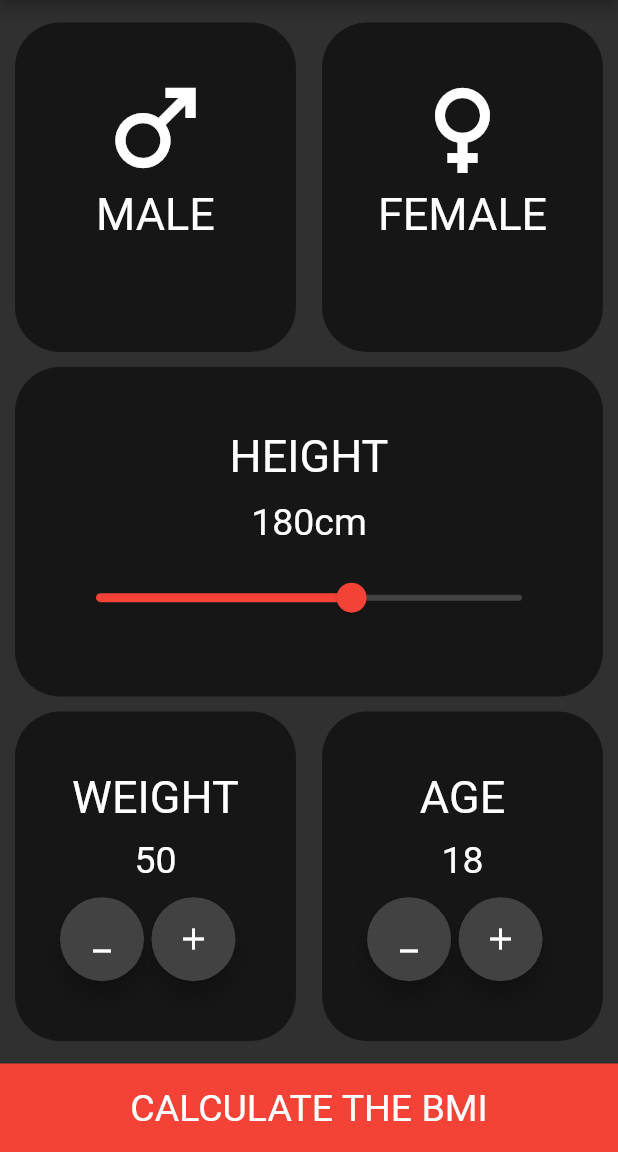
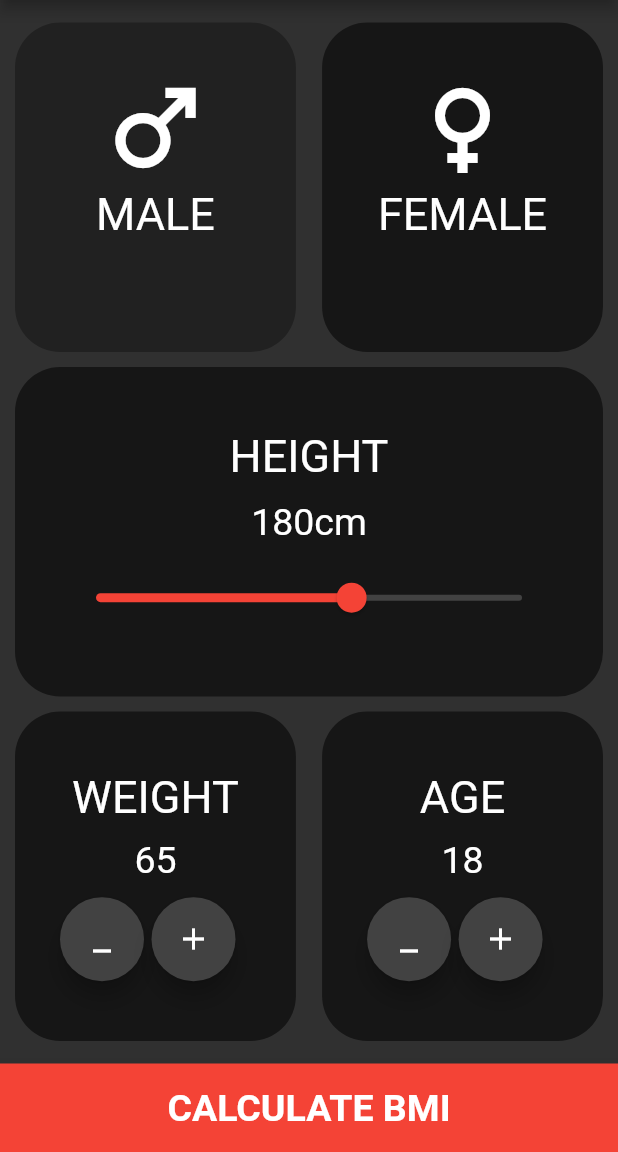
Before and after one commit to AMANDEEP-DAS/bmi-calculator, a Flutter app: the screen it shows after launch, on a phone screen of 412 x 824 dp, the part 84-1236 px from its top. Run offline on Flutter 3.47's test engine with Material 2 defaults, Android fonts, the phone set to English and light mode, and no system bars.

```diff
--- a/lib/main.dart
+++ b/lib/main.dart
@@ -1,4 +1,5 @@
 import 'package:bmi_calculator/screens/input_screen.dart';
+import 'package:bmi_calculator/screens/result_screen.dart';
 import 'package:flutter/material.dart';
 
 void main()=> runApp(MaterialApp(
--- a/lib/screens/input_screen.dart
+++ b/lib/screens/input_screen.dart
@@ -1,3 +1,4 @@
+import 'package:bmi_calculator/screens/result_screen.dart';
 import 'package:flutter/cupertino.dart';
 import 'package:flutter/material.dart';
 
@@ -8,7 +9,7 @@ class InputScreen extends StatefulWidget {
 
 class _InputScreenState extends State<InputScreen> {
   int height = 180;
-  int weight = 50;
+  int weight = 65;
   int age = 18;
   bool fcolor = false;
   bool mcolor = true;
@@ -20,6 +21,9 @@ class _InputScreenState extends State<InputScreen> {
         title: Center(child: Text('BMI Calculator')),
       ),
       bottomNavigationBar: GestureDetector(
+        onTap: (){
+          Navigator.push(context, MaterialPageRoute(builder: (context)=>ResultScreen()));
+        },
         child: BottomAppBar(
           color: Colors.red,
           child: Padding(
@@ -27,7 +31,7 @@ class _InputScreenState extends State<InputScreen> {
             child: Row(
               mainAxisAlignment: MainAxisAlignment.center,
               children: [
-                Text('CALCULATE THE BMI',style: TextStyle(fontSize: 25),),
+                Text('CALCULATE BMI',style: TextStyle(fontSize: 25,fontWeight: FontWeight.bold)),
               ],
             ),
           ),
@@ -41,12 +45,19 @@ class _InputScreenState extends State<InputScreen> {
                 child: Row(
               mainAxisAlignment: MainAxisAlignment.spaceBetween,
               children: [
-                Container(
+                GestureDetector(
+                  onTap: (){
+                   setState(() {
+                     mcolor = !mcolor;
+                     fcolor = !fcolor;
+                   });
+                  },
+                  child: Container(
                     padding: EdgeInsets.all(30),
                     height: MediaQuery.of(context).size.height,
                     width: MediaQuery.of(context).size.width / 2.2,
                     decoration: BoxDecoration(
-                      color: Colors.black54,
+                        color: mcolor? Colors.grey.shade900:Colors.black54,
                         borderRadius: BorderRadius.all(Radius.circular(30))),
                     child: Column(
                       children: [
@@ -59,6 +70,7 @@ class _InputScreenState extends State<InputScreen> {
                           style: TextStyle(fontSize: 30),
                         )
                       ],
+                    ),
                   ),
                 ),
                 GestureDetector(
```
Also changed, not shown: lib/screens/result_screen.dart (added, +59 -0 lines). Lines whose indentation alone changed are shown as unchanged.
